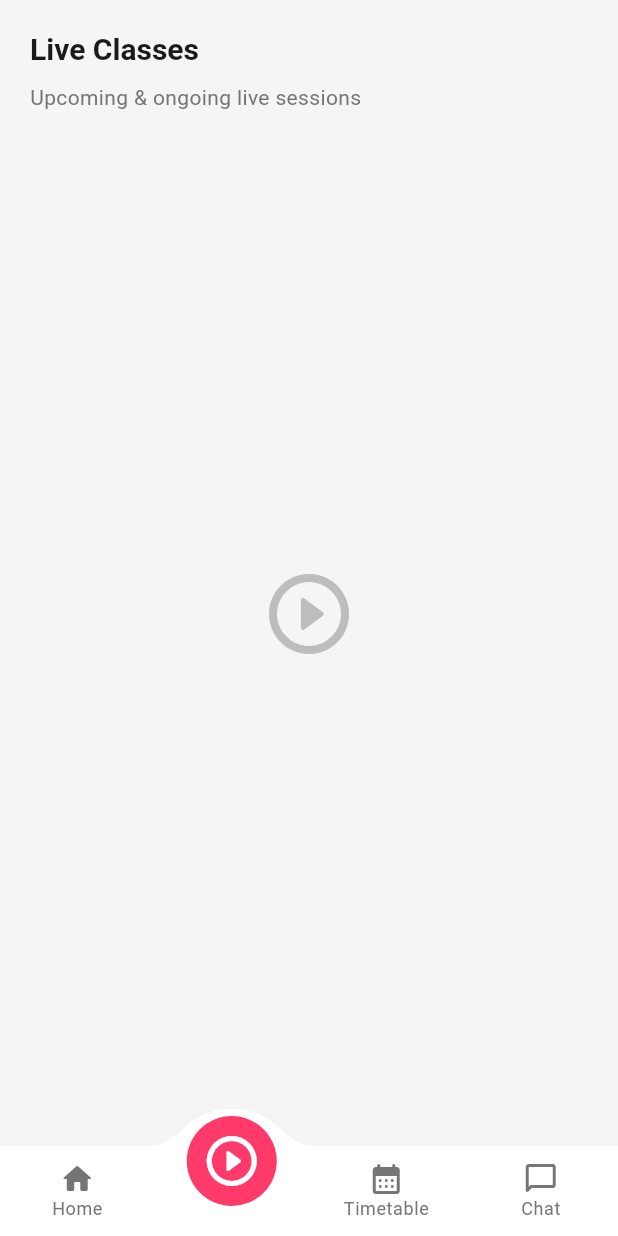
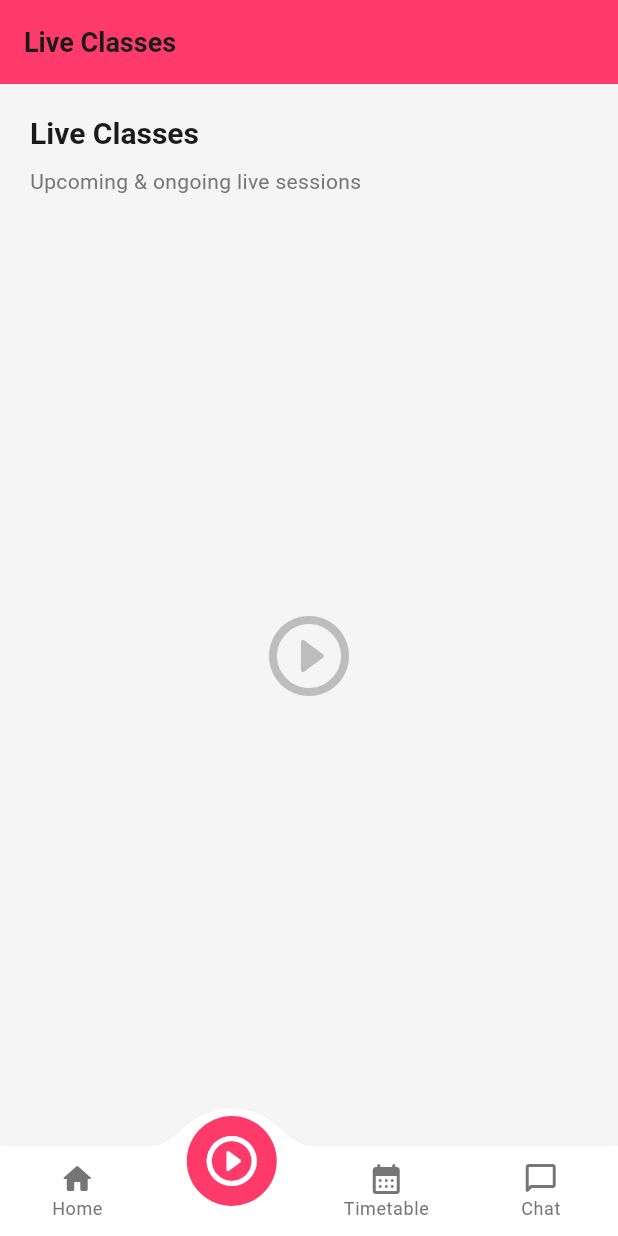
Before and after one commit to mashimwe/elevate-mobile-app, a Flutter app: the screen it shows after launch, item 2 of the bottom bar chosen, on a phone screen of 412 x 824 dp. Run offline on Flutter 3.47's test engine with Material 3 defaults, Android fonts, the light colour scheme and no system bars; drawn by our look-alikes of convex_bottom_bar.

Commit message:
Minor updates

```diff
--- a/lib/main.dart
+++ b/lib/main.dart
@@ -11,6 +11,7 @@ class MyApp extends StatelessWidget {
   // This widget is the root of your application.
   @override
   Widget build(BuildContext context) {
+
     return MaterialApp(
       title: 'Flutter Demo',
       theme: AppTheme.light,
--- a/lib/screens/app_screens/Students_screen/students_live_class.dart
+++ b/lib/screens/app_screens/Students_screen/students_live_class.dart
@@ -7,7 +7,12 @@ class StudentsLiveClass extends StatelessWidget {
   @override
   Widget build(BuildContext context) {
     return Scaffold(
+      appBar: AppBar(
+        title: const Text('Live Classes'),
+        backgroundColor: AppColors.primary,
+      ),
       backgroundColor: AppColors.background,
+
       body: SafeArea(
         child: Padding(
           padding: const EdgeInsets.all(20),
@@ -29,6 +34,10 @@ class StudentsLiveClass extends StatelessWidget {
           ),
         ),
       ),
+
+      // floaring button
+      //nav abar
+
     );
   }
 }
```
Also changed, not shown: lib/componets/todays_class_card.dart (+17 -9 lines), lib/screens/app_screens/admin.dart (+12 -0 lines), lib/screens/auth_screens/login_screen.dart (+2 -7 lines), lib/apis/apis.dart (added), lib/apis/endpoints.dart (added), pubspec.lock.
